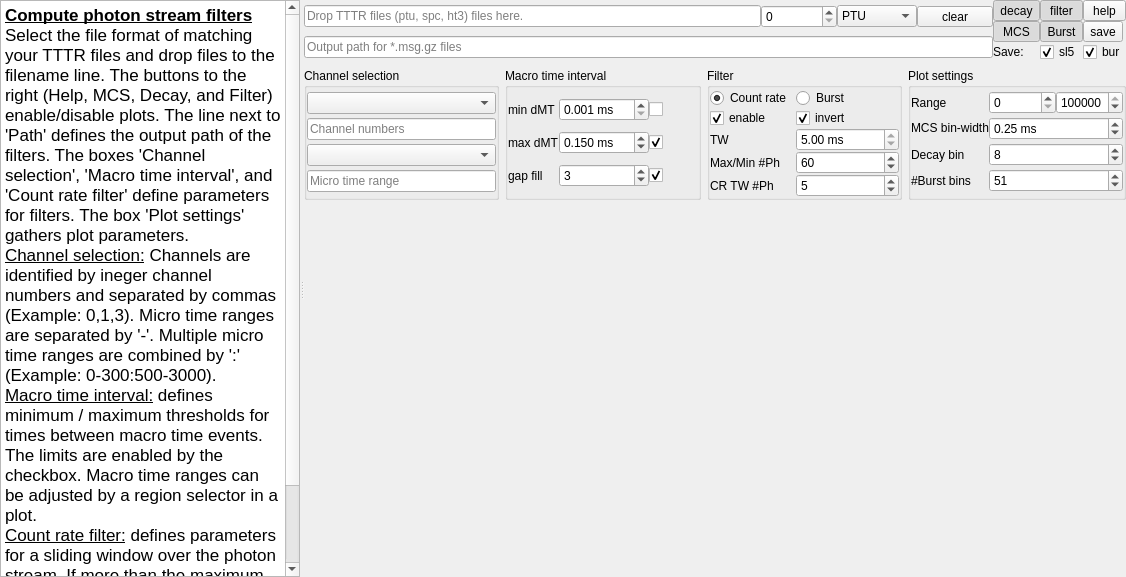
This is chisurf/gui/widgets/wizard/tttr_photon_filter.ui in Fluorescence-Tools/chisurf as Qt 5 draws it before an edit. The edited form follows.
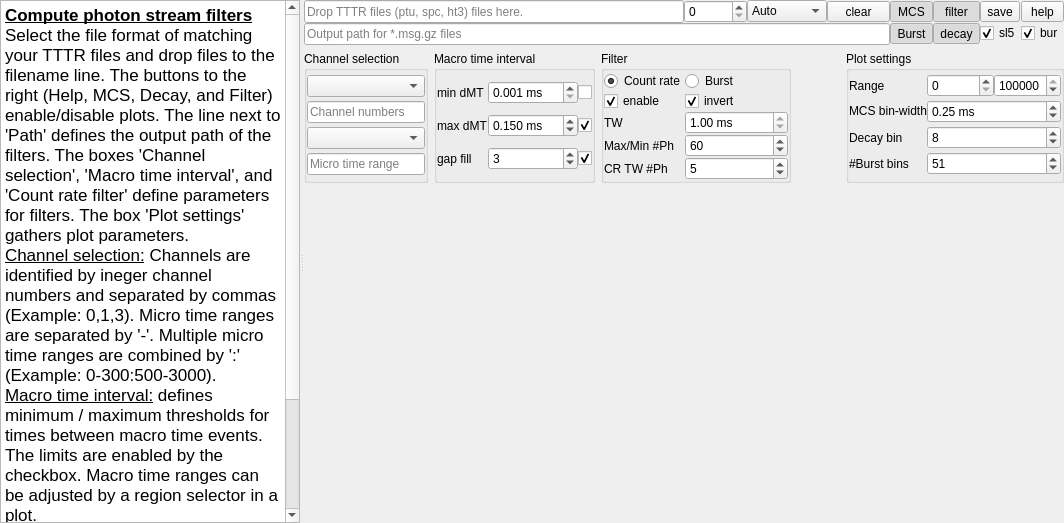
This is the edited form.

Patch:
```diff
--- a/chisurf/gui/widgets/wizard/tttr_photon_filter.ui
+++ b/chisurf/gui/widgets/wizard/tttr_photon_filter.ui
@@ -6,8 +6,8 @@
    <rect>
     <x>0</x>
     <y>0</y>
-    <width>1126</width>
-    <height>577</height>
+    <width>1064</width>
+    <height>523</height>
    </rect>
   </property>
   <property name="windowTitle">
@@ -80,7 +80,7 @@
        <item row="1" column="1">
         <widget class="QGroupBox" name="groupBox_2">
          <property name="sizePolicy">
-          <sizepolicy hsizetype="Expanding" vsizetype="Preferred">
+          <sizepolicy hsizetype="Minimum" vsizetype="Preferred">
            <horstretch>0</horstretch>
            <verstretch>0</verstretch>
           </sizepolicy>
@@ -221,8 +221,48 @@
          </layout>
         </widget>
        </item>
-       <item row="1" column="3">
+       <item row="2" column="0" colspan="5">
+        <widget class="QWidget" name="widget_2" native="true">
+         <property name="sizePolicy">
+          <sizepolicy hsizetype="Preferred" vsizetype="Expanding">
+           <horstretch>0</horstretch>
+           <verstretch>0</verstretch>
+          </sizepolicy>
+         </property>
+         <layout class="QVBoxLayout" name="verticalLayout">
+          <property name="spacing">
+           <number>0</number>
+          </property>
+          <property name="leftMargin">
+           <number>0</number>
+          </property>
+          <property name="topMargin">
+           <number>0</number>
+          </property>
+          <property name="rightMargin">
+           <number>0</number>
+          </property>
+          <property name="bottomMargin">
+           <number>0</number>
+          </property>
+          <item>
+           <layout class="QGridLayout" name="gridLayout_6">
+            <property name="spacing">
+             <number>0</number>
+            </property>
+           </layout>
+          </item>
+         </layout>
+        </widget>
+       </item>
+       <item row="1" column="4">
         <widget class="QGroupBox" name="groupBox_4">
+         <property name="sizePolicy">
+          <sizepolicy hsizetype="Minimum" vsizetype="Preferred">
+           <horstretch>0</horstretch>
+           <verstretch>0</verstretch>
+          </sizepolicy>
+         </property>
          <property name="title">
           <string>Plot settings</string>
          </property>
@@ -305,7 +345,7 @@
           <item row="2" column="2" colspan="2">
            <widget class="QDoubleSpinBox" name="doubleSpinBox_4">
             <property name="sizePolicy">
-             <sizepolicy hsizetype="MinimumExpanding" vsizetype="Fixed">
+             <sizepolicy hsizetype="Minimum" vsizetype="Fixed">
               <horstretch>0</horstretch>
               <verstretch>0</verstretch>
              </sizepolicy>
@@ -347,7 +387,7 @@
          </layout>
         </widget>
        </item>
-       <item row="0" column="0" colspan="4">
+       <item row="0" column="0" colspan="5">
         <layout class="QGridLayout" name="gridLayout_8">
          <property name="spacing">
           <number>0</number>
@@ -374,7 +414,26 @@
            <property name="spacing">
             <number>0</number>
            </property>
-           <item row="0" column="2">
+           <item row="0" column="0">
+            <widget class="QToolButton" name="toolButton_2">
+             <property name="sizePolicy">
+              <sizepolicy hsizetype="Minimum" vsizetype="Fixed">
+               <horstretch>0</horstretch>
+               <verstretch>0</verstretch>
+              </sizepolicy>
+             </property>
+             <property name="text">
+              <string>MCS</string>
+             </property>
+             <property name="checkable">
+              <bool>true</bool>
+             </property>
+             <property name="checked">
+              <bool>true</bool>
+             </property>
+            </widget>
+           </item>
+           <item row="0" column="4">
             <widget class="QToolButton" name="toolButton">
              <property name="sizePolicy">
               <sizepolicy hsizetype="Minimum" vsizetype="Fixed">
@@ -393,7 +452,14 @@
              </property>
             </widget>
            </item>
-           <item row="1" column="1">
+           <item row="0" column="3">
+            <widget class="QToolButton" name="toolButton_5">
+             <property name="text">
+              <string>save</string>
+             </property>
+            </widget>
+           </item>
+           <item row="1" column="0">
             <widget class="QToolButton" name="toolButton_7">
              <property name="sizePolicy">
               <sizepolicy hsizetype="Minimum" vsizetype="Minimum">
@@ -412,33 +478,7 @@
              </property>
             </widget>
            </item>
-           <item row="1" column="0">
-            <widget class="QToolButton" name="toolButton_2">
-             <property name="sizePolicy">
-              <sizepolicy hsizetype="Minimum" vsizetype="Fixed">
-               <horstretch>0</horstretch>
-               <verstretch>0</verstretch>
-              </sizepolicy>
-             </property>
-             <property name="text">
-              <string>MCS</string>
-             </property>
-             <property name="checkable">
-              <bool>true</bool>
-             </property>
-             <property name="checked">
-              <bool>true</bool>
-             </property>
-            </widget>
-           </item>
-           <item row="1" column="2">
-            <widget class="QToolButton" name="toolButton_5">
-             <property name="text">
-              <string>save</string>
-             </property>
-            </widget>
-           </item>
-           <item row="0" column="1">
+           <item row="0" column="2">
             <widget class="QToolButton" name="toolButton_4">
              <property name="sizePolicy">
               <sizepolicy hsizetype="Minimum" vsizetype="Fixed">
@@ -457,7 +497,7 @@
              </property>
             </widget>
            </item>
-           <item row="0" column="0">
+           <item row="1" column="2">
             <widget class="QToolButton" name="toolButton_3">
              <property name="sizePolicy">
               <sizepolicy hsizetype="Minimum" vsizetype="Fixed">
@@ -476,17 +516,7 @@
              </property>
             </widget>
            </item>
-           <item row="2" column="2">
-            <widget class="QCheckBox" name="checkBox_7">
-             <property name="text">
-              <string>bur</string>
-             </property>
-             <property name="checked">
-              <bool>true</bool>
-             </property>
-            </widget>
-           </item>
-           <item row="2" column="1">
+           <item row="1" column="3">
             <widget class="QCheckBox" name="checkBox_6">
              <property name="text">
               <string>sl5</string>
@@ -496,10 +526,13 @@
              </property>
             </widget>
            </item>
-           <item row="2" column="0">
-            <widget class="QLabel" name="label_10">
+           <item row="1" column="4">
+            <widget class="QCheckBox" name="checkBox_7">
              <property name="text">
-              <string>Save:</string>
+              <string>bur</string>
+             </property>
+             <property name="checked">
+              <bool>true</bool>
              </property>
             </widget>
            </item>
@@ -526,6 +559,11 @@
              <verstretch>0</verstretch>
             </sizepolicy>
            </property>
+           <item>
+            <property name="text">
+             <string>Auto</string>
+            </property>
+           </item>
            <item>
             <property name="text">
              <string>PTU</string>
@@ -549,12 +587,16 @@
           </widget>
          </item>
          <item row="0" column="6">
-          <widget class="QSpinBox" name="spinBox_4"/>
+          <widget class="QSpinBox" name="spinBox_4">
+           <property name="maximum">
+            <number>9999</number>
+           </property>
+          </widget>
          </item>
          <item row="0" column="0" colspan="6">
           <widget class="QLineEdit" name="lineEdit">
            <property name="sizePolicy">
-            <sizepolicy hsizetype="Minimum" vsizetype="Fixed">
+            <sizepolicy hsizetype="Minimum" vsizetype="Minimum">
              <horstretch>0</horstretch>
              <verstretch>0</verstretch>
             </sizepolicy>
@@ -569,7 +611,7 @@
        <item row="1" column="0">
         <widget class="QGroupBox" name="groupBox_3">
          <property name="sizePolicy">
-          <sizepolicy hsizetype="Expanding" vsizetype="Preferred">
+          <sizepolicy hsizetype="Minimum" vsizetype="Preferred">
            <horstretch>0</horstretch>
            <verstretch>0</verstretch>
           </sizepolicy>
@@ -577,7 +619,13 @@
          <property name="title">
           <string>Channel selection</string>
          </property>
-         <layout class="QGridLayout" name="gridLayout_2">
+         <property name="alignment">
+          <set>Qt::AlignLeading|Qt::AlignLeft|Qt::AlignTop</set>
+         </property>
+         <property name="flat">
+          <bool>false</bool>
+         </property>
+         <layout class="QGridLayout" name="gridLayout_3">
           <property name="leftMargin">
            <number>0</number>
           </property>
@@ -637,7 +685,7 @@
        <item row="1" column="2">
         <widget class="QGroupBox" name="groupBox">
          <property name="sizePolicy">
-          <sizepolicy hsizetype="Expanding" vsizetype="Preferred">
+          <sizepolicy hsizetype="Minimum" vsizetype="Preferred">
            <horstretch>0</horstretch>
            <verstretch>0</verstretch>
           </sizepolicy>
@@ -679,6 +727,12 @@
           </item>
           <item row="3" column="0">
            <widget class="QLabel" name="label">
+            <property name="sizePolicy">
+             <sizepolicy hsizetype="Minimum" vsizetype="Preferred">
+              <horstretch>0</horstretch>
+              <verstretch>0</verstretch>
+             </sizepolicy>
+            </property>
             <property name="text">
              <string>Max/Min #Ph</string>
             </property>
@@ -686,6 +740,12 @@
           </item>
           <item row="2" column="0">
            <widget class="QLabel" name="label_2">
+            <property name="sizePolicy">
+             <sizepolicy hsizetype="Minimum" vsizetype="Preferred">
+              <horstretch>0</horstretch>
+              <verstretch>0</verstretch>
+             </sizepolicy>
+            </property>
             <property name="text">
              <string>TW</string>
             </property>
@@ -735,7 +795,7 @@
              <double>500000.000000000000000</double>
             </property>
             <property name="value">
-             <double>5.000000000000000</double>
+             <double>1.000000000000000</double>
             </property>
            </widget>
           </item>
@@ -758,6 +818,12 @@
           </item>
           <item row="4" column="1">
            <widget class="QSpinBox" name="spinBox_8">
+            <property name="sizePolicy">
+             <sizepolicy hsizetype="Minimum" vsizetype="Fixed">
+              <horstretch>0</horstretch>
+              <verstretch>0</verstretch>
+             </sizepolicy>
+            </property>
             <property name="toolTip">
              <string>Number of photons to compute a count rate</string>
             </property>
@@ -774,6 +840,12 @@
           </item>
           <item row="4" column="0">
            <widget class="QLabel" name="label_11">
+            <property name="sizePolicy">
+             <sizepolicy hsizetype="Minimum" vsizetype="Preferred">
+              <horstretch>0</horstretch>
+              <verstretch>0</verstretch>
+             </sizepolicy>
+            </property>
             <property name="text">
              <string>CR TW #Ph</string>
             </property>
@@ -782,39 +854,18 @@
          </layout>
         </widget>
        </item>
-       <item row="2" column="0" colspan="4">
-        <widget class="QWidget" name="widget_2" native="true">
-         <property name="sizePolicy">
-          <sizepolicy hsizetype="Preferred" vsizetype="Expanding">
-           <horstretch>0</horstretch>
-           <verstretch>0</verstretch>
-          </sizepolicy>
+       <item row="1" column="3">
+        <spacer name="horizontalSpacer">
+         <property name="orientation">
+          <enum>Qt::Horizontal</enum>
          </property>
-         <layout class="QVBoxLayout" name="verticalLayout">
-          <property name="spacing">
-           <number>0</number>
-          </property>
-          <property name="leftMargin">
-           <number>0</number>
-          </property>
-          <property name="topMargin">
-           <number>0</number>
-          </property>
-          <property name="rightMargin">
-           <number>0</number>
-          </property>
-          <property name="bottomMargin">
-           <number>0</number>
-          </property>
-          <item>
-           <layout class="QGridLayout" name="gridLayout_6">
-            <property name="spacing">
-             <number>0</number>
-            </property>
-           </layout>
-          </item>
-         </layout>
-        </widget>
+         <property name="sizeHint" stdset="0">
+          <size>
+           <width>40</width>
+           <height>20</height>
+          </size>
+         </property>
+        </spacer>
        </item>
       </layout>
      </widget>
```
Left out of the diff: 278 changed lines with no effect on the pictures.
